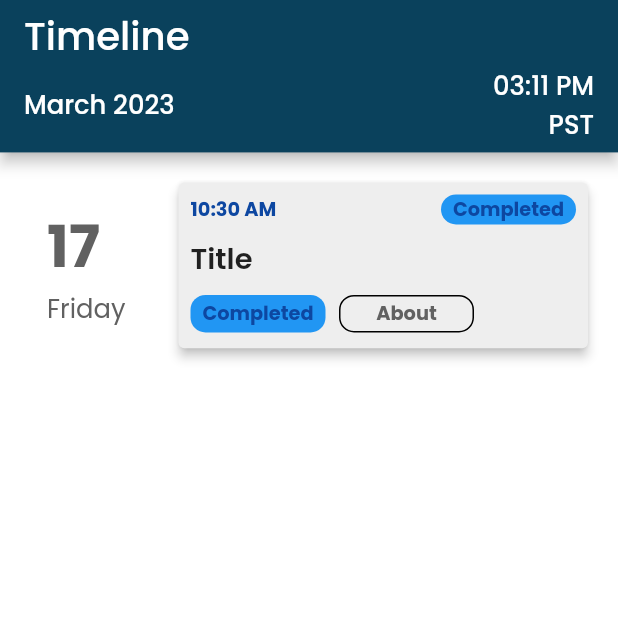
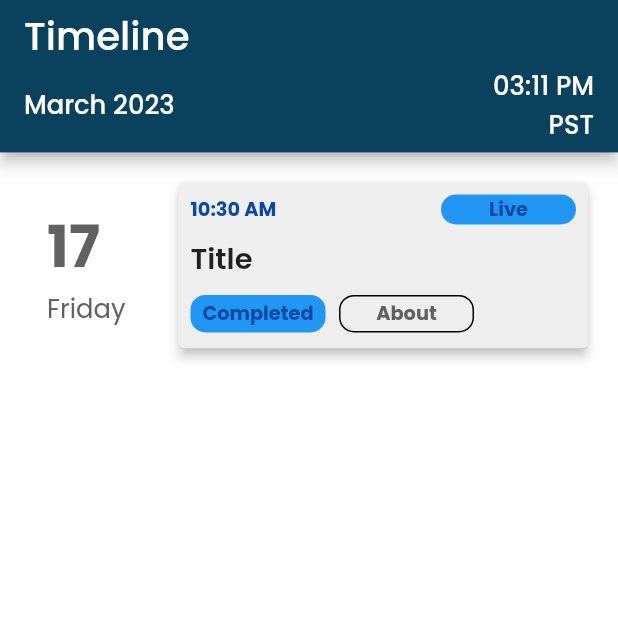
Before and after one commit to ahmadexe/YESIST12-iOS-App, a Flutter app: the screen it shows after launch, swiped to page 2, on a phone screen of 412 x 824 dp, the top half of it. Run offline on Flutter 3.47's test engine with Material 2 defaults, Android fonts, the phone set to English and light mode, and no system bars; our stand-ins replace form_builder_validators.

Commit message:
shifted live and completed details towards the model

```diff
--- a/lib/models/timeline.dart
+++ b/lib/models/timeline.dart
@@ -102,7 +102,7 @@ class TimelineModel {
 
   bool isLive() {
     final now = DateTime.now();
-    return now.difference(startTime).inMinutes < 0 && now.difference(endTime).inMinutes > 0;
+    return now.difference(startTime).inMinutes >= 0 && now.difference(endTime).inMinutes < 0;
   }
 
   bool isCompleted() {
--- a/lib/screens/timeline/timeline_screen.dart
+++ b/lib/screens/timeline/timeline_screen.dart
@@ -45,7 +45,7 @@ class TimelineScreen extends StatelessWidget {
                 date: DateTime.now(),
                 description: "Description",
                 startTime: DateTime.now(),
-                endTime: DateTime(2023, 3, 14),
+                endTime: DateTime(2023, 3, 19),
                 eventUrl: "s",
                 speakers: ["Ahmad"],
               ),
--- a/lib/screens/timeline/widgets/_timeline_card.dart
+++ b/lib/screens/timeline/widgets/_timeline_card.dart
@@ -69,7 +69,8 @@ class _TimelineCard extends StatelessWidget {
                                         ? "${difference.inHours} hours"
                                         : difference.inMinutes > 0
                                             ? "${difference.inMinutes} mins"
-                                            : difference.inMinutes <= 0? differenceEndtime.inMinutes > 0? "Live" : "Completed" : "Completed",
+                                            : difference.inMinutes <= 0?
+                                            timeline.isLive()? "Live" : "Completed" : "Completed",
                                 style: AppText.l2b!
                                     .copyWith(color: Colors.blue[900]),
                                 textAlign: TextAlign.center,
```
